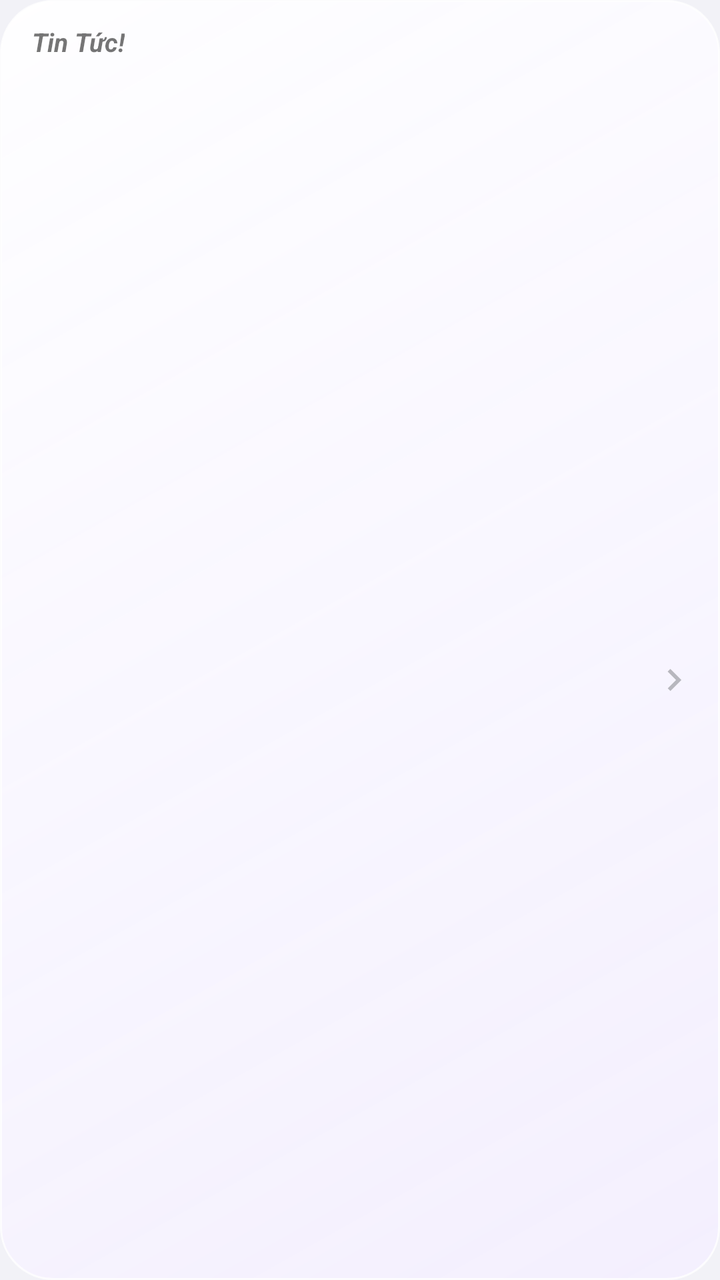
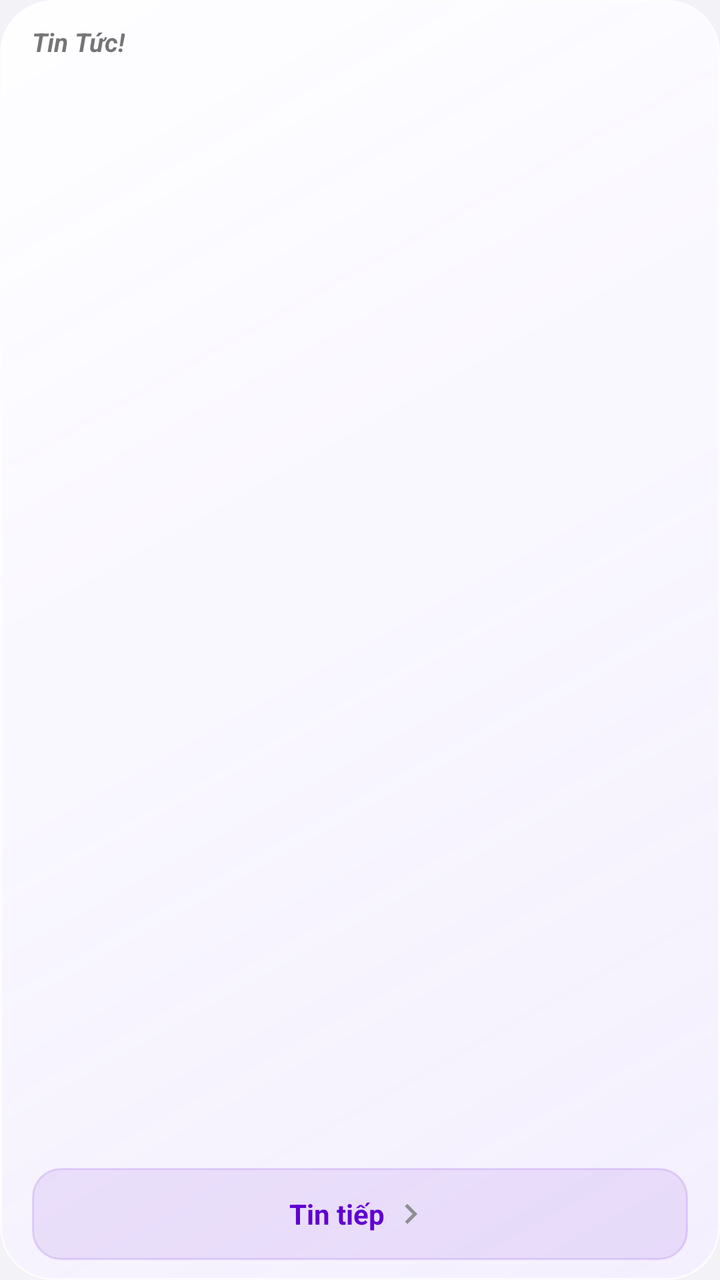

The first picture is an Android layout as it rendered before a commit; the second is the same layout after the commit. The layout source and the unified diff follow.
<!-- AndroidManifest.xml: another module's application theme AppTheme -->
<!-- res/layout/widget_news.xml -->
<?xml version="1.0" encoding="utf-8"?>
<LinearLayout xmlns:android="http://schemas.android.com/apk/res/android"
    android:layout_width="match_parent"
    android:layout_height="match_parent"
    android:background="@drawable/widget_bg_light"
    android:orientation="vertical"
    android:paddingStart="16dp"
    android:paddingTop="12dp"
    android:paddingEnd="8dp"
    android:paddingBottom="10dp">

    <LinearLayout
        android:id="@+id/header"
        android:layout_width="match_parent"
        android:layout_height="wrap_content"
        android:gravity="center_vertical"
        android:orientation="horizontal">

        <TextView
            android:id="@+id/brand"
            android:layout_width="wrap_content"
            android:layout_height="wrap_content"
            android:text="Tin Tức!"
            android:textSize="13sp"
            android:textStyle="bold|italic" />

        <TextView
            android:id="@+id/count"
            android:layout_width="0dp"
            android:layout_height="wrap_content"
            android:layout_weight="1"
            android:gravity="end"
            android:paddingEnd="8dp"
            android:textColor="#8E8E93"
            android:textSize="11sp" />
    </LinearLayout>

    <TextView
        android:id="@+id/meta"
        android:layout_width="match_parent"
        android:layout_height="wrap_content"
        android:layout_marginTop="6dp"
        android:ellipsize="end"
        android:maxLines="1"
        android:textColor="#8E8E93"
        android:textSize="11sp" />

    <LinearLayout
        android:layout_width="match_parent"
        android:layout_height="0dp"
        android:layout_weight="1"
        android:gravity="center_vertical"
        android:orientation="horizontal">

        <LinearLayout
            android:layout_width="0dp"
            android:layout_height="wrap_content"
            android:layout_weight="1"
            android:orientation="vertical">

        <TextView
            android:id="@+id/headline"
            android:layout_width="match_parent"
            android:layout_height="wrap_content"
            android:ellipsize="end"
            android:maxLines="3"
            android:textColor="#1C1C1E"
            android:textSize="16sp"
            android:textStyle="bold" />

        <TextView
            android:id="@+id/summary"
            android:layout_width="match_parent"
            android:layout_height="wrap_content"
            android:layout_marginTop="4dp"
            android:ellipsize="end"
            android:textColor="#8E8E93"
            android:textSize="13sp"
            android:visibility="gone" />
        </LinearLayout>

        <ImageView
            android:id="@+id/btn_next"
            android:layout_width="30dp"
            android:layout_height="30dp"
            android:alpha="0.6"
            android:contentDescription="Tin tiếp (đánh dấu đã đọc)"
            android:padding="4dp"
            android:src="@drawable/ic_w_next" />
    </LinearLayout>
</LinearLayout>
<!-- resources referenced by this layout -->
<resources>
  <!-- drawable ic_w_next (drawable) -->
  <vector xmlns:android="http://schemas.android.com/apk/res/android" android:width="24dp" android:height="24dp" android:viewportWidth="24" android:viewportHeight="24">
      <path android:fillColor="#8E8E93" android:pathData="M10,6L8.59,7.41 13.17,12l-4.58,4.59L10,18l6,-6z"/>
  </vector>
  <!-- drawable widget_bg_light (drawable) -->
  <?xml version="1.0" encoding="utf-8"?>
  <shape xmlns:android="http://schemas.android.com/apk/res/android" android:shape="rectangle">
      <corners android:radius="26dp" />
      <gradient android:angle="315" android:startColor="#EDFFFFFF" android:endColor="#DDF3EEFF" />
      <stroke android:width="1dp" android:color="#CCFFFFFF" />
  </shape>
  <style name="AppTheme" parent="android:Theme.Material.Light.NoActionBar">
          <item name="android:windowBackground">@color/bg</item>
          <item name="android:colorAccent">#FF007AFF</item>
          <item name="android:colorPrimary">#FFF2F2F7</item>
      </style>
  <color name="bg">#FFF2F2F7</color>
</resources>

<!-- the commit's change to res/layout/widget_news.xml (unified diff, before → after) -->
@@ -6,7 +6,7 @@
     android:orientation="vertical"
     android:paddingStart="16dp"
     android:paddingTop="12dp"
-    android:paddingEnd="8dp"
+    android:paddingEnd="16dp"
     android:paddingBottom="10dp">
 
     <LinearLayout
@@ -30,7 +30,6 @@
             android:layout_height="wrap_content"
             android:layout_weight="1"
             android:gravity="end"
-            android:paddingEnd="8dp"
             android:textColor="#8E8E93"
             android:textSize="11sp" />
     </LinearLayout>
@@ -50,13 +49,7 @@
         android:layout_height="0dp"
         android:layout_weight="1"
         android:gravity="center_vertical"
-        android:orientation="horizontal">
-
-        <LinearLayout
-            android:layout_width="0dp"
-            android:layout_height="wrap_content"
-            android:layout_weight="1"
-            android:orientation="vertical">
+        android:orientation="vertical">
 
         <TextView
             android:id="@+id/headline"
@@ -77,15 +70,31 @@
             android:textColor="#8E8E93"
             android:textSize="13sp"
             android:visibility="gone" />
-        </LinearLayout>
+    </LinearLayout>
+
+    
+    <LinearLayout
+        android:id="@+id/btn_next"
+        android:layout_width="match_parent"
+        android:layout_height="46dp"
+        android:layout_marginTop="6dp"
+        android:background="@drawable/widget_next_bar_light"
+        android:contentDescription="Tin tiếp (đánh dấu đã đọc)"
+        android:gravity="center"
+        android:orientation="horizontal">
+
+        <TextView
+            android:layout_width="wrap_content"
+            android:layout_height="wrap_content"
+            android:text="Tin tiếp"
+            android:textColor="#6001D2"
+            android:textSize="14sp"
+            android:textStyle="bold" />
 
         <ImageView
-            android:id="@+id/btn_next"
-            android:layout_width="30dp"
-            android:layout_height="30dp"
-            android:alpha="0.6"
-            android:contentDescription="Tin tiếp (đánh dấu đã đọc)"
-            android:padding="4dp"
+            android:layout_width="20dp"
+            android:layout_height="20dp"
+            android:layout_marginStart="3dp"
             android:src="@drawable/ic_w_next" />
     </LinearLayout>
 </LinearLayout>
<!-- resource entries referenced after the edit -->
@@ -11,6 +11,13 @@
       <gradient android:angle="315" android:startColor="#EDFFFFFF" android:endColor="#DDF3EEFF" />
       <stroke android:width="1dp" android:color="#CCFFFFFF" />
   </shape>
+  <!-- drawable widget_next_bar_light (drawable) -->
+  <?xml version="1.0" encoding="utf-8"?>
+  <shape xmlns:android="http://schemas.android.com/apk/res/android" android:shape="rectangle">
+      <corners android:radius="14dp" />
+      <solid android:color="#166001D2" />
+      <stroke android:width="1dp" android:color="#226001D2" />
+  </shape>
   <style name="AppTheme" parent="android:Theme.Material.Light.NoActionBar">
           <item name="android:windowBackground">@color/bg</item>
           <item name="android:colorAccent">#FF007AFF</item>
